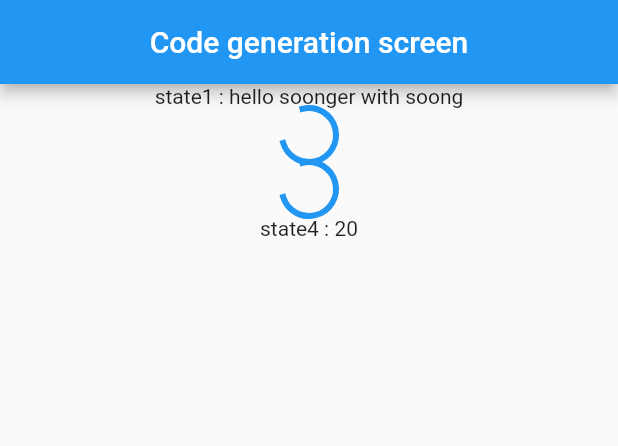
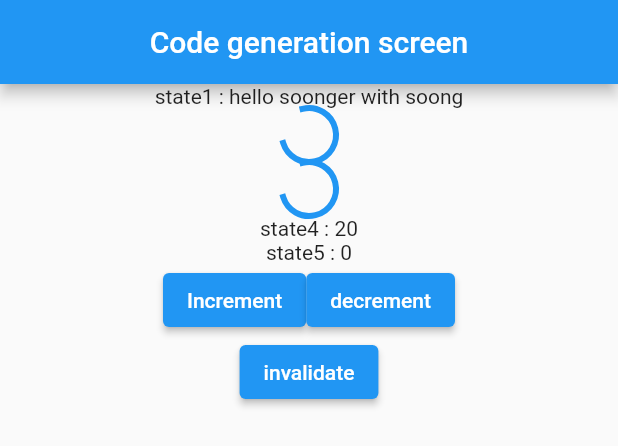
Before and after one commit to so0ng0970/river_pod, a Flutter app: the CodeGenerationScreen widget shown alone on an empty page, opened directly, on a phone screen of 412 x 824 dp. Shown: the top 446 px of the screen. Run offline on Flutter 3.47's test engine with Material 2 defaults, Android fonts, the phone set to English and light mode, and no system bars; our stand-ins replace flutter_riverpod, riverpod_annotation; generated files the repository leaves out were written again.

Commit message:
invalidate(),gStateNotifierProvider

```diff
--- a/lib/riverpod/code_generation_provider.dart
+++ b/lib/riverpod/code_generation_provider.dart
@@ -55,3 +55,19 @@ int gStateMultiply(GStateMultiplyRef ref,
     {required int number1, required int number2}) {
   return number1 * number2;
 }
+
+@riverpod
+class GStateNotifier extends _$GStateNotifier {
+  @override
+  int build() {
+    return 0;
+  }
+
+  increment() {
+    state++;
+  }
+
+  decrement() {
+    state--;
+  }
+}
--- a/lib/screen/code_generation_scree.dart
+++ b/lib/screen/code_generation_scree.dart
@@ -14,6 +14,7 @@ class CodeGenerationScreen extends ConsumerWidget {
     final state4 = ref.watch(
       gStateMultiplyProvider(number1: 5, number2: 4),
     );
+    final state5 = ref.watch(gStateNotifierProvider);
     return DefaultLayout(
       title: 'Code generation screen',
       body: Column(
@@ -53,7 +54,34 @@ class CodeGenerationScreen extends ConsumerWidget {
               child: CircularProgressIndicator(),
             ),
           ),
-          Text('state4 : $state4')
+          Text('state4 : $state4'),
+          Text('state5 : $state5'),
+          Row(
+            mainAxisAlignment: MainAxisAlignment.center,
+            children: [
+              ElevatedButton(
+                onPressed: () {
+                  ref.read(gStateNotifierProvider.notifier).increment();
+                },
+                child: const Text('Increment'),
+              ),
+              ElevatedButton(
+                onPressed: () {
+                  ref.watch(gStateNotifierProvider.notifier).decrement();
+                },
+                child: const Text('decrement'),
+              ),
+            ],
+          ),
+          // invalidate()
+          // 유효하지 않게 하다
+          // 초기값으로 돌아가게 됨
+          ElevatedButton(
+            onPressed: () {
+              ref.invalidate(gStateNotifierProvider);
+            },
+            child: const Text('invalidate'),
+          ),
         ],
       ),
     );
```
Also changed, not shown: lib/riverpod/code_generation_provider.g.dart.
